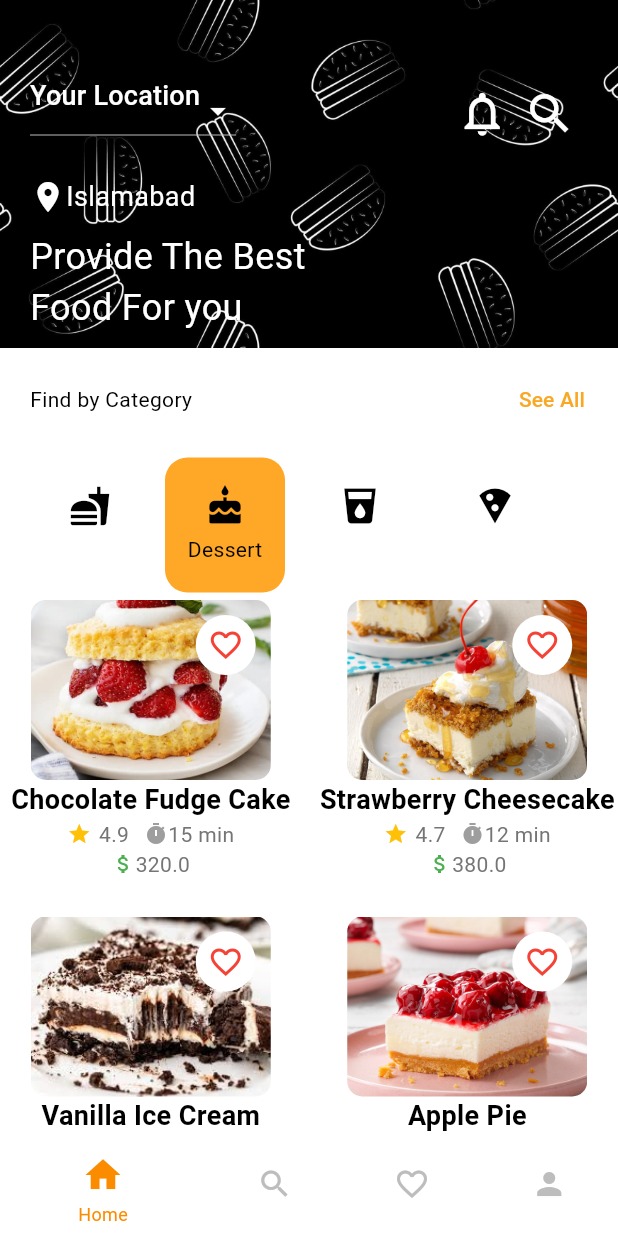
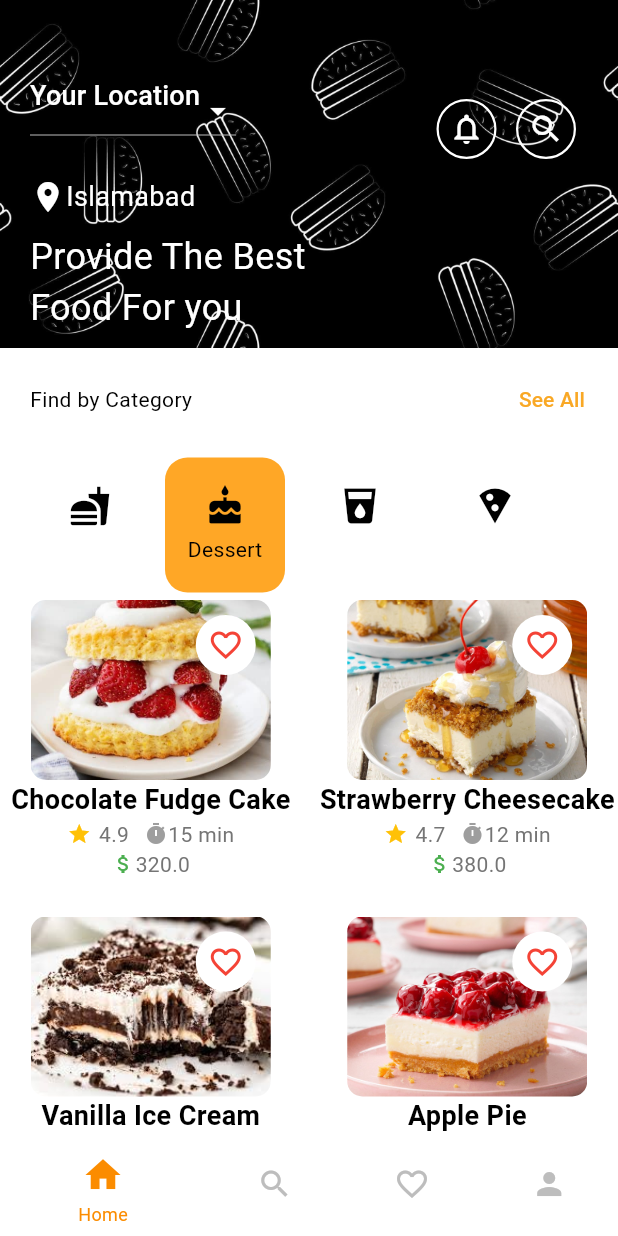
Before and after one commit to 3SyedShayan/account_login, a Flutter app: the screen it shows after launch, on a phone screen of 412 x 824 dp. Run offline on Flutter 3.47's test engine with Material 3 defaults, Android fonts, the phone set to English and light mode, and no system bars; our stand-ins replace firebase_auth, firebase_core; accounts and stored records are empty; Roboto replaces fonts that are missing (Poppins).

Commit message:
Reusing Transparent Icon Code

```diff
--- /dev/null
+++ b/lib/utils/icon_style.dart
@@ -0,0 +1,23 @@
+import 'package:flutter/material.dart';
+
+class TransparentIcon extends StatelessWidget {
+  TransparentIcon({super.key, required this.icon, required this.onPressed});
+  IconData icon;
+  Function() onPressed;
+
+  @override
+  Widget build(BuildContext context) {
+    return IconButton(
+      onPressed: onPressed,
+      icon: Container(
+        width: 40,
+        height: 40,
+        decoration: BoxDecoration(
+          shape: BoxShape.circle,
+          border: Border.all(color: Colors.white, width: 1.5),
+        ),
+        child: Icon(icon, color: Colors.white),
+      ),
+    );
+  }
+}
--- a/lib/widgets/dashboard_header.dart
+++ b/lib/widgets/dashboard_header.dart
@@ -1,4 +1,5 @@
 import 'package:account_login/screens/notifications.dart';
+import 'package:account_login/utils/icon_style.dart';
 import 'package:flutter/material.dart';
 
 class DashboardHeader extends StatefulWidget {
@@ -19,11 +20,13 @@ class _DashboardHeaderState extends State<DashboardHeader> {
       children: [
         Image.asset("assets/images/fast-food-cover.jpg"),
         Positioned(
-          top: 50,
+          top: 58,
           right: 20,
-          child: IconButton(
-            onPressed: () {},
-            icon: Icon(Icons.search, color: Colors.white, size: 35),
+          child: TransparentIcon(
+            icon: Icons.search,
+            onPressed: () {
+              // Implement search functionality
+            },
           ),
         ),
         Positioned(
@@ -36,10 +39,16 @@ class _DashboardHeaderState extends State<DashboardHeader> {
                 MaterialPageRoute(builder: (context) => NotificationsScreen()),
               );
             },
-            icon: Icon(
-              Icons.notifications_none_outlined,
-              color: Colors.white,
-              size: 35,
+            icon: TransparentIcon(
+              icon: Icons.notifications_none_outlined,
+              onPressed: () {
+                Navigator.push(
+                  context,
+                  MaterialPageRoute(
+                    builder: (context) => NotificationsScreen(),
+                  ),
+                );
+              },
             ),
           ),
         ),
```
Also changed, not shown: lib/screens/meal_detail.dart (+9 -26 lines).
